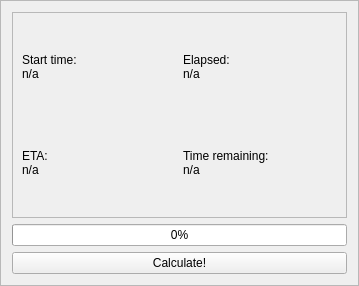
The window that src/gui/runwindow.ui (stevenvergenz/chemecher) describes before a commit, drawn with Qt 5.
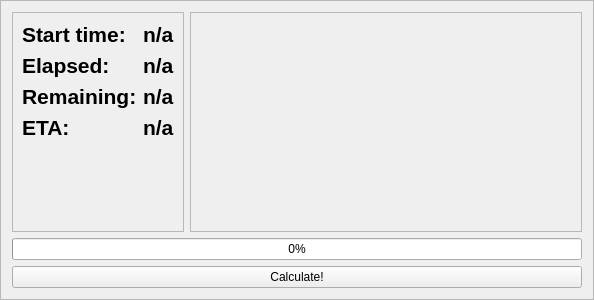
The same window after the commit.

Commit message: Restructured transition system, incomplete changes to runwindow.

The edit to the form file:
```diff
--- a/src/gui/runwindow.ui
+++ b/src/gui/runwindow.ui
@@ -9,8 +9,8 @@
    <rect>
     <x>0</x>
     <y>0</y>
-    <width>359</width>
-    <height>286</height>
+    <width>594</width>
+    <height>300</height>
    </rect>
   </property>
   <property name="windowTitle">
@@ -32,41 +32,152 @@
       </sizepolicy>
      </property>
      <property name="frameShape">
-      <enum>QFrame::StyledPanel</enum>
+      <enum>QFrame::NoFrame</enum>
      </property>
      <property name="frameShadow">
       <enum>QFrame::Raised</enum>
      </property>
-     <layout class="QGridLayout" name="gridLayout">
-      <item row="0" column="0">
-       <widget class="QLabel" name="lblStartTime">
-        <property name="text">
-         <string>Start time:
-n/a</string>
+     <layout class="QHBoxLayout" name="horizontalLayout_2">
+      <property name="margin">
+       <number>0</number>
+      </property>
+      <item>
+       <widget class="QFrame" name="frame_3">
+        <property name="frameShape">
+         <enum>QFrame::StyledPanel</enum>
         </property>
-       </widget>
-      </item>
-      <item row="0" column="1">
-       <widget class="QLabel" name="lblElapsedTime">
-        <property name="text">
-         <string>Elapsed:
-n/a</string>
+        <property name="frameShadow">
+         <enum>QFrame::Raised</enum>
         </property>
+        <layout class="QFormLayout" name="formLayout">
+         <item row="0" column="0">
+          <widget class="QLabel" name="label">
+           <property name="font">
+            <font>
+             <pointsize>16</pointsize>
+             <weight>75</weight>
+             <bold>true</bold>
+            </font>
+           </property>
+           <property name="text">
+            <string>Start time:</string>
+           </property>
+          </widget>
+         </item>
+         <item row="0" column="1">
+          <widget class="QLabel" name="lblStartTime">
+           <property name="font">
+            <font>
+             <pointsize>16</pointsize>
+             <weight>75</weight>
+             <bold>true</bold>
+            </font>
+           </property>
+           <property name="text">
+            <string>n/a</string>
+           </property>
+          </widget>
+         </item>
+         <item row="1" column="0">
+          <widget class="QLabel" name="label_2">
+           <property name="font">
+            <font>
+             <pointsize>16</pointsize>
+             <weight>75</weight>
+             <bold>true</bold>
+            </font>
+           </property>
+           <property name="text">
+            <string>Elapsed:</string>
+           </property>
+          </widget>
+         </item>
+         <item row="1" column="1">
+          <widget class="QLabel" name="lblElapsedTime">
+           <property name="font">
+            <font>
+             <pointsize>16</pointsize>
+             <weight>75</weight>
+             <bold>true</bold>
+            </font>
+           </property>
+           <property name="text">
+            <string>n/a</string>
+           </property>
+          </widget>
+         </item>
+         <item row="2" column="0">
+          <widget class="QLabel" name="label_3">
+           <property name="font">
+            <font>
+             <pointsize>16</pointsize>
+             <weight>75</weight>
+             <bold>true</bold>
+            </font>
+           </property>
+           <property name="text">
+            <string>Remaining:</string>
+           </property>
+          </widget>
+         </item>
+         <item row="2" column="1">
+          <widget class="QLabel" name="lblTimeRemaining">
+           <property name="font">
+            <font>
+             <pointsize>16</pointsize>
+             <weight>75</weight>
+             <bold>true</bold>
+            </font>
+           </property>
+           <property name="text">
+            <string>n/a</string>
+           </property>
+          </widget>
+         </item>
+         <item row="3" column="0">
+          <widget class="QLabel" name="label_4">
+           <property name="font">
+            <font>
+             <pointsize>16</pointsize>
+             <weight>75</weight>
+             <bold>true</bold>
+            </font>
+           </property>
+           <property name="text">
+            <string>ETA:</string>
+           </property>
+          </widget>
+         </item>
+         <item row="3" column="1">
+          <widget class="QLabel" name="lblETA">
+           <property name="font">
+            <font>
+             <pointsize>16</pointsize>
+             <weight>75</weight>
+             <bold>true</bold>
+            </font>
+           </property>
+           <property name="text">
+            <string>n/a</string>
+           </property>
+          </widget>
+         </item>
+        </layout>
        </widget>
       </item>
-      <item row="1" column="0">
-       <widget class="QLabel" name="lblETA">
-        <property name="text">
-         <string>ETA:
-n/a</string>
+      <item>
+       <widget class="QFrame" name="frame_4">
+        <property name="sizePolicy">
+         <sizepolicy hsizetype="Expanding" vsizetype="Preferred">
+          <horstretch>0</horstretch>
+          <verstretch>0</verstretch>
+         </sizepolicy>
         </property>
-       </widget>
-      </item>
-      <item row="1" column="1">
-       <widget class="QLabel" name="lblTimeRemaining">
-        <property name="text">
-         <string>Time remaining:
-n/a</string>
+        <property name="frameShape">
+         <enum>QFrame::StyledPanel</enum>
+        </property>
+        <property name="frameShadow">
+         <enum>QFrame::Raised</enum>
         </property>
        </widget>
       </item>
```
The commit also changes 10 other files.
